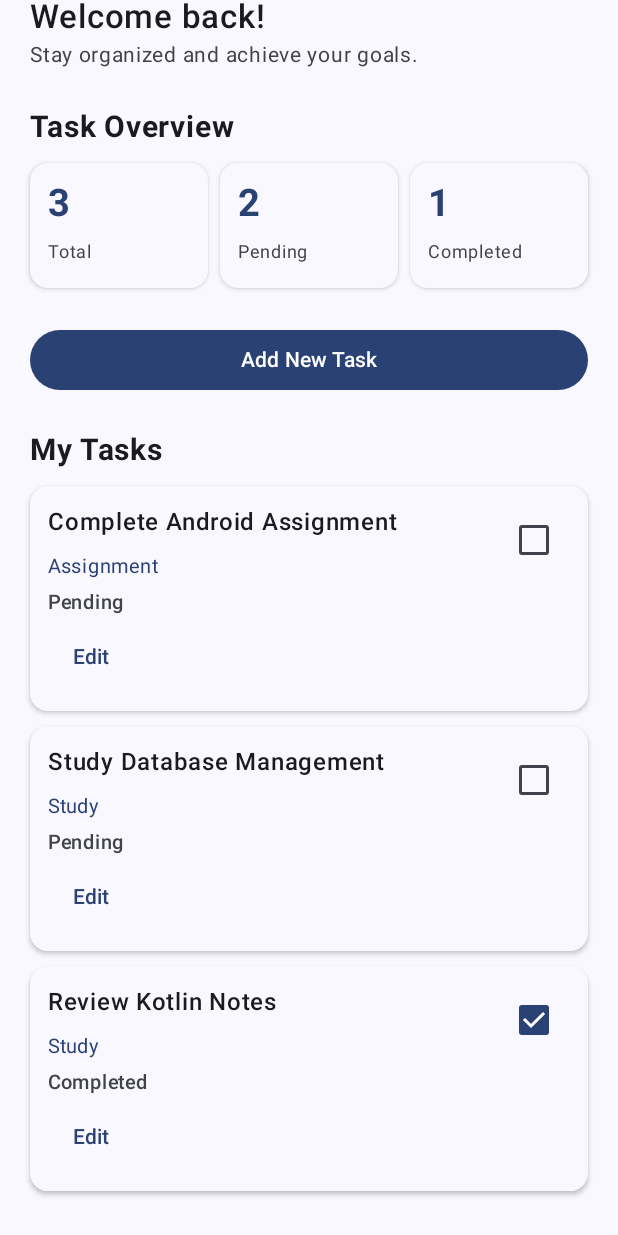
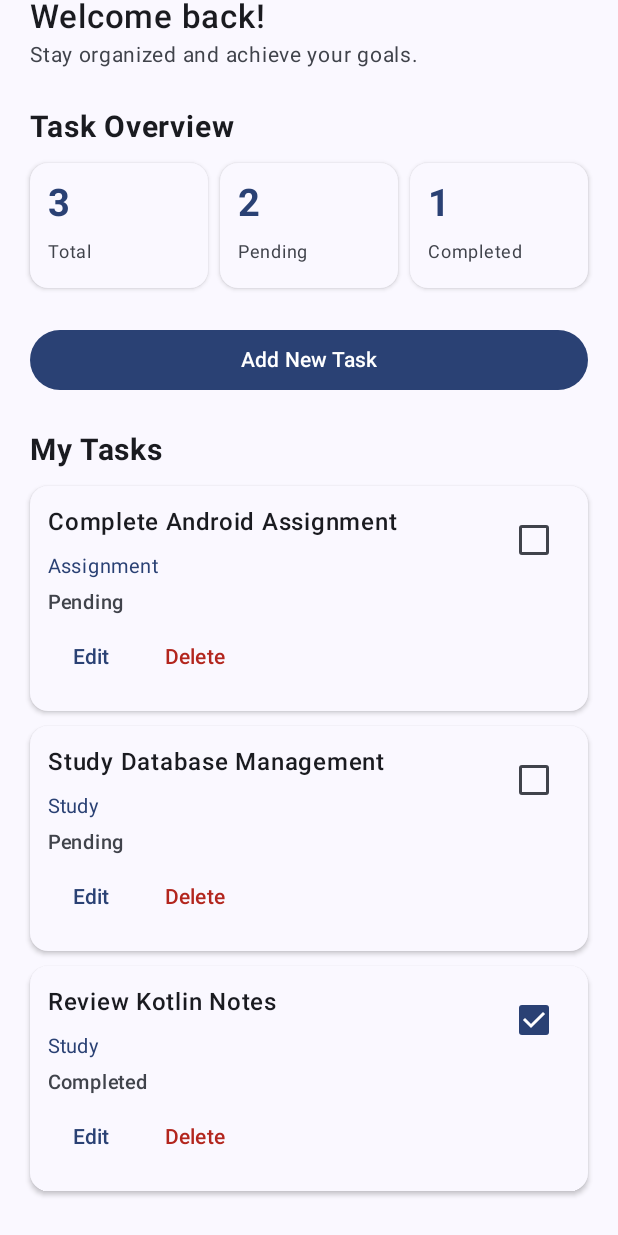
Before and after one commit to ThenuriPerera/MobileDevelopmentSample1, an Android app built with Jetpack Compose: the screen it shows after launch (MainActivity), scrolled down 60 dp, on a phone screen of 412 x 824 dp. Run offline under Robolectric (Android 15) with nearby library versions, the phone set to English and light mode, and no system bars.

Commit message:
Add delete task functionality

```diff
--- a/app/src/main/java/com/example/exampleproject/MainActivity.kt
+++ b/app/src/main/java/com/example/exampleproject/MainActivity.kt
@@ -123,6 +123,10 @@ class MainActivity : ComponentActivity() {
                             selectedTask = task
                         },
 
+                        onDeleteTaskClick = { taskId ->
+                            tasks.removeAll { it.id == taskId }
+                        },
+
                         onCompletionChange = { taskId, isCompleted ->
 
                             val index = tasks.indexOfFirst {
--- a/app/src/main/java/com/example/exampleproject/ui/screens/HomeScreen.kt
+++ b/app/src/main/java/com/example/exampleproject/ui/screens/HomeScreen.kt
@@ -12,6 +12,7 @@ import androidx.compose.foundation.layout.padding
 import androidx.compose.foundation.rememberScrollState
 import androidx.compose.foundation.shape.RoundedCornerShape
 import androidx.compose.foundation.verticalScroll
+import androidx.compose.material3.AlertDialog
 import androidx.compose.material3.Button
 import androidx.compose.material3.Card
 import androidx.compose.material3.CardDefaults
@@ -21,6 +22,10 @@ import androidx.compose.material3.Scaffold
 import androidx.compose.material3.Text
 import androidx.compose.material3.TextButton
 import androidx.compose.runtime.Composable
+import androidx.compose.runtime.getValue
+import androidx.compose.runtime.mutableStateOf
+import androidx.compose.runtime.remember
+import androidx.compose.runtime.setValue
 import androidx.compose.ui.Modifier
 import androidx.compose.ui.text.font.FontWeight
 import androidx.compose.ui.unit.dp
@@ -32,6 +37,7 @@ fun HomeScreen(
     tasks: List<Task>,
     onAddTaskClick: () -> Unit,
     onEditTaskClick: (Task) -> Unit,
+    onDeleteTaskClick: (Int) -> Unit,
     onCompletionChange: (Int, Boolean) -> Unit
 ) {
     val totalTasks = tasks.size
@@ -135,6 +141,9 @@ fun HomeScreen(
                         onEditClick = {
                             onEditTaskClick(task)
                         },
+                        onDeleteClick = {
+                            onDeleteTaskClick(task.id)
+                        },
                         onCompletionChange = { isCompleted ->
                             onCompletionChange(task.id, isCompleted)
                         }
@@ -186,8 +195,13 @@ fun SummaryCard(
 fun TaskItem(
     task: Task,
     onEditClick: () -> Unit,
+    onDeleteClick: () -> Unit,
     onCompletionChange: (Boolean) -> Unit
 ) {
+    var showDeleteDialog by remember(task.id) {
+        mutableStateOf(false)
+    }
+
     Card(
         modifier = Modifier
             .fillMaxWidth()
@@ -232,17 +246,74 @@ fun TaskItem(
             }
 
             Text(
-                text = if (task.isCompleted) "Completed" else "Pending",
+                text = if (task.isCompleted) {
+                    "Completed"
+                } else {
+                    "Pending"
+                },
                 fontSize = 13.sp,
                 fontWeight = FontWeight.Medium,
                 color = MaterialTheme.colorScheme.onSurfaceVariant
             )
 
-            TextButton(
-                onClick = onEditClick
+            Row(
+                horizontalArrangement = Arrangement.spacedBy(8.dp)
             ) {
-                Text("Edit")
+                TextButton(
+                    onClick = onEditClick
+                ) {
+                    Text("Edit")
+                }
+
+                TextButton(
+                    onClick = {
+                        showDeleteDialog = true
+                    }
+                ) {
+                    Text(
+                        text = "Delete",
+                        color = MaterialTheme.colorScheme.error
+                    )
+                }
             }
         }
     }
+
+    if (showDeleteDialog) {
+        AlertDialog(
+            onDismissRequest = {
+                showDeleteDialog = false
+            },
+            title = {
+                Text("Delete Task?")
+            },
+            text = {
+                Text(
+                    "Are you sure you want to delete \"${task.title}\"?"
+                )
+            },
+            confirmButton = {
+                TextButton(
+                    onClick = {
+                        onDeleteClick()
+                        showDeleteDialog = false
+                    }
+                ) {
+                    Text(
+                        text = "Delete",
+                        color = MaterialTheme.colorScheme.error
+                    )
+                }
+            },
+            dismissButton = {
+                TextButton(
+                    onClick = {
+                        showDeleteDialog = false
+                    }
+                ) {
+                    Text("Cancel")
+                }
+            }
+        )
+    }
 }
```
